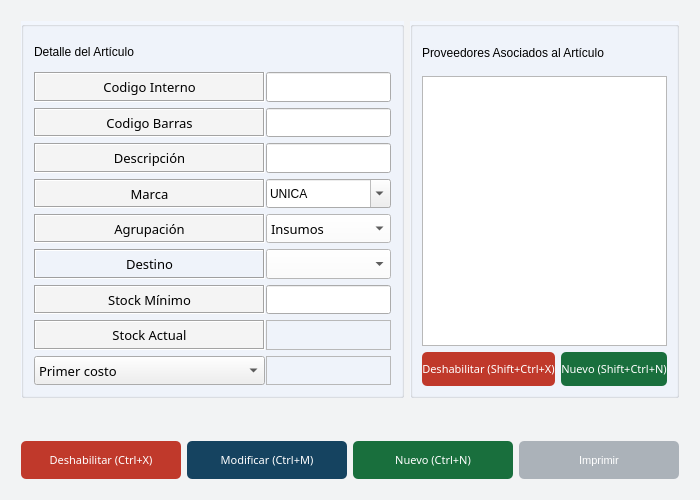
Old version of the form gui/detalles/articulo_detalle.ui in the repository Lonaris/Corupel.
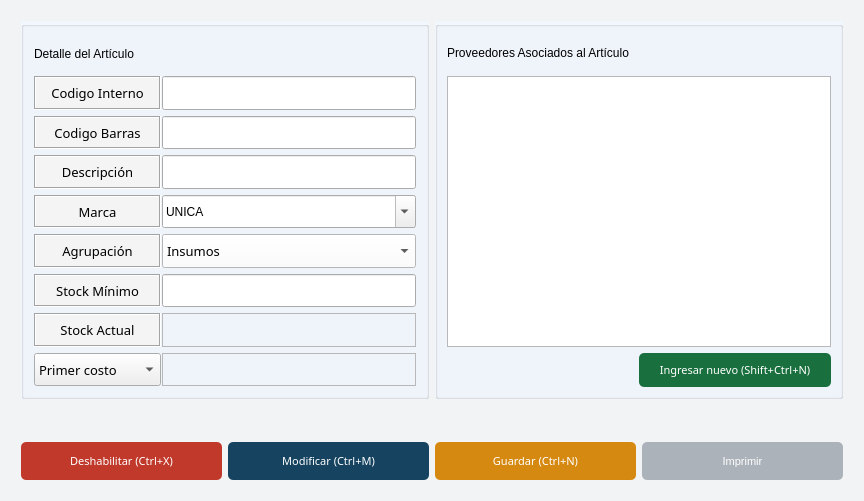
New version of the form. Icons and pictures are not drawn.

Diff of the .ui file:
```diff
--- a/gui/detalles/articulo_detalle.ui
+++ b/gui/detalles/articulo_detalle.ui
@@ -6,8 +6,8 @@
    <rect>
     <x>0</x>
     <y>0</y>
-    <width>700</width>
-    <height>500</height>
+    <width>864</width>
+    <height>501</height>
    </rect>
   </property>
   <property name="sizePolicy">
@@ -453,7 +453,7 @@
       <number>10</number>
      </property>
      <item>
-      <layout class="QHBoxLayout" name="layout_detalles" stretch="60,40">
+      <layout class="QHBoxLayout" name="layout_detalles" stretch="50,50">
        <item>
         <widget class="QGroupBox" name="box_articulo">
          <property name="font">
@@ -478,7 +478,7 @@
          <property name="flat">
           <bool>false</bool>
          </property>
-         <layout class="QGridLayout" name="gl" columnstretch="3,0">
+         <layout class="QGridLayout" name="gl" columnstretch="30,70">
           <property name="leftMargin">
            <number>10</number>
           </property>
@@ -494,41 +494,6 @@
           <property name="horizontalSpacing">
            <number>1</number>
           </property>
-          <item row="5" column="0">
-           <widget class="QLabel" name="label_agrupacion">
-            <property name="sizePolicy">
-             <sizepolicy hsizetype="Expanding" vsizetype="Minimum">
-              <horstretch>0</horstretch>
-              <verstretch>0</verstretch>
-             </sizepolicy>
-            </property>
-            <property name="font">
-             <font>
-              <family>DokChampa</family>
-              <pointsize>10</pointsize>
-              <weight>50</weight>
-              <bold>false</bold>
-             </font>
-            </property>
-            <property name="styleSheet">
-             <string notr="true">#label_agrupacion{
-background-color: #F4F4F4
-}</string>
-            </property>
-            <property name="frameShape">
-             <enum>QFrame::Box</enum>
-            </property>
-            <property name="frameShadow">
-             <enum>QFrame::Sunken</enum>
-            </property>
-            <property name="text">
-             <string>Agrupación</string>
-            </property>
-            <property name="alignment">
-             <set>Qt::AlignCenter</set>
-            </property>
-           </widget>
-          </item>
           <item row="3" column="0">
            <widget class="QLabel" name="label_descripcion">
             <property name="sizePolicy">
@@ -703,7 +668,7 @@
             </property>
            </widget>
           </item>
-          <item row="7" column="0">
+          <item row="6" column="0">
            <widget class="QLabel" name="label_stock_minimo">
             <property name="sizePolicy">
              <sizepolicy hsizetype="Expanding" vsizetype="Minimum">
@@ -806,7 +771,42 @@
             </property>
            </widget>
           </item>
-          <item row="9" column="1">
+          <item row="5" column="0">
+           <widget class="QLabel" name="label_agrupacion">
+            <property name="sizePolicy">
+             <sizepolicy hsizetype="Expanding" vsizetype="Minimum">
+              <horstretch>0</horstretch>
+              <verstretch>0</verstretch>
+             </sizepolicy>
+            </property>
+            <property name="font">
+             <font>
+              <family>DokChampa</family>
+              <pointsize>10</pointsize>
+              <weight>50</weight>
+              <bold>false</bold>
+             </font>
+            </property>
+            <property name="styleSheet">
+             <string notr="true">#label_agrupacion{
+background-color: #F4F4F4
+}</string>
+            </property>
+            <property name="frameShape">
+             <enum>QFrame::Box</enum>
+            </property>
+            <property name="frameShadow">
+             <enum>QFrame::Sunken</enum>
+            </property>
+            <property name="text">
+             <string>Agrupación</string>
+            </property>
+            <property name="alignment">
+             <set>Qt::AlignCenter</set>
+            </property>
+           </widget>
+          </item>
+          <item row="8" column="1">
            <widget class="QLabel" name="comp_costo">
             <property name="sizePolicy">
              <sizepolicy hsizetype="Expanding" vsizetype="Minimum">
@@ -835,7 +835,7 @@
             </property>
            </widget>
           </item>
-          <item row="7" column="1">
+          <item row="6" column="1">
            <widget class="QLineEdit" name="art_stock_minimo">
             <property name="enabled">
              <bool>true</bool>
@@ -868,7 +868,7 @@
             </property>
            </widget>
           </item>
-          <item row="9" column="0">
+          <item row="8" column="0">
            <widget class="QComboBox" name="opcion_costo">
             <property name="sizePolicy">
              <sizepolicy hsizetype="Expanding" vsizetype="Minimum">
@@ -902,6 +902,11 @@
               <string>Ultimo costo</string>
              </property>
             </item>
+            <item>
+             <property name="text">
+              <string>Costo promedio</string>
+             </property>
+            </item>
            </widget>
           </item>
           <item row="4" column="0">
@@ -939,7 +944,7 @@
             </property>
            </widget>
           </item>
-          <item row="8" column="0">
+          <item row="7" column="0">
            <widget class="QLabel" name="label_stock_actual">
             <property name="sizePolicy">
              <sizepolicy hsizetype="Expanding" vsizetype="Minimum">
@@ -974,7 +979,7 @@
             </property>
            </widget>
           </item>
-          <item row="8" column="1">
+          <item row="7" column="1">
            <widget class="QLabel" name="comp_stock_actual">
             <property name="sizePolicy">
              <sizepolicy hsizetype="Expanding" vsizetype="Minimum">
@@ -1042,75 +1047,6 @@
             </item>
            </widget>
           </item>
-          <item row="6" column="0">
-           <widget class="QLabel" name="label_destino">
-            <property name="sizePolicy">
-             <sizepolicy hsizetype="Expanding" vsizetype="Minimum">
-              <horstretch>0</horstretch>
-              <verstretch>0</verstretch>
-             </sizepolicy>
-            </property>
-            <property name="font">
-             <font>
-              <family>DokChampa</family>
-              <pointsize>10</pointsize>
-              <weight>50</weight>
-              <bold>false</bold>
-             </font>
-            </property>
-            <property name="styleSheet">
-             <string notr="true">#label_agrupacion{
-background-color: #F4F4F4
-}</string>
-            </property>
-            <property name="frameShape">
-             <enum>QFrame::Box</enum>
-            </property>
-            <property name="frameShadow">
-             <enum>QFrame::Sunken</enum>
-            </property>
-            <property name="text">
-             <string>Destino</string>
-            </property>
-            <property name="alignment">
-             <set>Qt::AlignCenter</set>
-            </property>
-           </widget>
-          </item>
-          <item row="6" column="1">
-           <widget class="QComboBox" name="art_destino">
-            <property name="sizePolicy">
-             <sizepolicy hsizetype="Expanding" vsizetype="Minimum">
-              <horstretch>0</horstretch>
-              <verstretch>0</verstretch>
-             </sizepolicy>
-            </property>
-            <property name="font">
-             <font>
-              <family>DokChampa</family>
-              <pointsize>10</pointsize>
-              <weight>50</weight>
-              <bold>false</bold>
-             </font>
-            </property>
-            <property name="styleSheet">
-             <string notr="true">#art_destino{
-background-color: #ffffff;
-}</string>
-            </property>
-            <property name="editable">
-             <bool>false</bool>
-            </property>
-            <property name="currentIndex">
-             <number>0</number>
-            </property>
-            <item>
-             <property name="text">
-              <string/>
-             </property>
-            </item>
-           </widget>
-          </item>
          </layout>
         </widget>
        </item>
@@ -1148,465 +1084,17 @@
           <item>
            <layout class="QHBoxLayout" name="layout_prov_botones">
             <item>
-             <widget class="QPushButton" name="btn_deshabilitar_prov">
-              <property name="sizePolicy">
-               <sizepolicy hsizetype="Expanding" vsizetype="Expanding">
-                <horstretch>0</horstretch>
-                <verstretch>0</verstretch>
-               </sizepolicy>
+             <spacer name="horizontalSpacer_2">
+              <property name="orientation">
+               <enum>Qt::Horizontal</enum>
               </property>
-              <property name="palette">
-               <palette>
-                <active>
-                 <colorrole role="WindowText">
-                  <brush brushstyle="SolidPattern">
-                   <color alpha="255">
-                    <red>255</red>
-                    <green>255</green>
-                    <blue>255</blue>
-                   </color>
-                  </brush>
-                 </colorrole>
-                 <colorrole role="Button">
-                  <brush brushstyle="SolidPattern">
-                   <color alpha="255">
-                    <red>192</red>
-                    <green>57</green>
-                    <blue>43</blue>
-                   </color>
-                  </brush>
-                 </colorrole>
-                 <colorrole role="Light">
-                  <brush brushstyle="SolidPattern">
-                   <color alpha="255">
-                    <red>127</red>
-                    <green>255</green>
-                    <blue>191</blue>
-                   </color>
-                  </brush>
-                 </colorrole>
-                 <colorrole role="Midlight">
-                  <brush brushstyle="SolidPattern">
-                   <color alpha="255">
-                    <red>106</red>
-                    <green>212</green>
-                    <blue>159</blue>
-                   </color>
-                  </brush>
-                 </colorrole>
-                 <colorrole role="Dark">
-                  <brush brushstyle="SolidPattern">
-                   <color alpha="255">
-                    <red>42</red>
-                    <green>85</green>
-                    <blue>63</blue>
-                   </color>
-                  </brush>
-                 </colorrole>
-                 <colorrole role="Mid">
-                  <brush brushstyle="SolidPattern">
-                   <color alpha="255">
-                    <red>56</red>
-                    <green>113</green>
-                    <blue>84</blue>
-                   </color>
-                  </brush>
-                 </colorrole>
-                 <colorrole role="Text">
-                  <brush brushstyle="SolidPattern">
-                   <color alpha="255">
-                    <red>255</red>
-                    <green>255</green>
-                    <blue>255</blue>
-                   </color>
-                  </brush>
-                 </colorrole>
-                 <colorrole role="BrightText">
-                  <brush brushstyle="SolidPattern">
-                   <color alpha="255">
-                    <red>255</red>
-                    <green>255</green>
-                    <blue>255</blue>
-                   </color>
-                  </brush>
-                 </colorrole>
-                 <colorrole role="ButtonText">
-                  <brush brushstyle="SolidPattern">
-                   <color alpha="255">
-                    <red>255</red>
-                    <green>255</green>
-                    <blue>255</blue>
-                   </color>
-                  </brush>
-                 </colorrole>
-                 <colorrole role="Base">
-                  <brush brushstyle="SolidPattern">
-                   <color alpha="255">
-                    <red>192</red>
-                    <green>57</green>
-                    <blue>43</blue>
-                   </color>
-                  </brush>
-                 </colorrole>
-                 <colorrole role="Window">
-                  <brush brushstyle="SolidPattern">
-                   <color alpha="255">
-                    <red>192</red>
-                    <green>57</green>
-                    <blue>43</blue>
-                   </color>
-                  </brush>
-                 </colorrole>
-                 <colorrole role="Shadow">
-                  <brush brushstyle="SolidPattern">
-                   <color alpha="255">
-                    <red>0</red>
-                    <green>0</green>
-                    <blue>0</blue>
-                   </color>
-                  </brush>
-                 </colorrole>
-                 <colorrole role="AlternateBase">
-                  <brush brushstyle="SolidPattern">
-                   <color alpha="255">
-                    <red>170</red>
-                    <green>212</green>
-                    <blue>191</blue>
-                   </color>
-                  </brush>
-                 </colorrole>
-                 <colorrole role="ToolTipBase">
-                  <brush brushstyle="SolidPattern">
-                   <color alpha="255">
-                    <red>255</red>
-                    <green>255</green>
-                    <blue>220</blue>
-                   </color>
-                  </brush>
-                 </colorrole>
-                 <colorrole role="ToolTipText">
-                  <brush brushstyle="SolidPattern">
-                   <color alpha="255">
-                    <red>0</red>
-                    <green>0</green>
-                    <blue>0</blue>
-                   </color>
-                  </brush>
-                 </colorrole>
-                </active>
-                <inactive>
-                 <colorrole role="WindowText">
-                  <brush brushstyle="SolidPattern">
-                   <color alpha="255">
-                    <red>255</red>
-                    <green>255</green>
-                    <blue>255</blue>
-                   </color>
-                  </brush>
-                 </colorrole>
-                 <colorrole role="Button">
-                  <brush brushstyle="SolidPattern">
-                   <color alpha="255">
-                    <red>192</red>
-                    <green>57</green>
-                    <blue>43</blue>
-                   </color>
-                  </brush>
-                 </colorrole>
-                 <colorrole role="Light">
-                  <brush brushstyle="SolidPattern">
-                   <color alpha="255">
-                    <red>127</red>
-                    <green>255</green>
-                    <blue>191</blue>
-                   </color>
-                  </brush>
-                 </colorrole>
-                 <colorrole role="Midlight">
-                  <brush brushstyle="SolidPattern">
-                   <color alpha="255">
-                    <red>106</red>
-                    <green>212</green>
-                    <blue>159</blue>
-                   </color>
-                  </brush>
-                 </colorrole>
-                 <colorrole role="Dark">
-                  <brush brushstyle="SolidPattern">
-                   <color alpha="255">
-                    <red>42</red>
-                    <green>85</green>
-                    <blue>63</blue>
-                   </color>
-                  </brush>
-                 </colorrole>
-                 <colorrole role="Mid">
-                  <brush brushstyle="SolidPattern">
-                   <color alpha="255">
-                    <red>56</red>
-                    <green>113</green>
-                    <blue>84</blue>
-                   </color>
-                  </brush>
-                 </colorrole>
-                 <colorrole role="Text">
-                  <brush brushstyle="SolidPattern">
-                   <color alpha="255">
-                    <red>255</red>
-                    <green>255</green>
-                    <blue>255</blue>
-                   </color>
-                  </brush>
-                 </colorrole>
-                 <colorrole role="BrightText">
-                  <brush brushstyle="SolidPattern">
-                   <color alpha="255">
-                    <red>255</red>
-                    <green>255</green>
-                    <blue>255</blue>
-                   </color>
-                  </brush>
-                 </colorrole>
-                 <colorrole role="ButtonText">
-                  <brush brushstyle="SolidPattern">
-                   <color alpha="255">
-                    <red>255</red>
-                    <green>255</green>
-                    <blue>255</blue>
-                   </color>
-                  </brush>
-                 </colorrole>
-                 <colorrole role="Base">
-                  <brush brushstyle="SolidPattern">
-                   <color alpha="255">
-                    <red>192</red>
-                    <green>57</green>
-                    <blue>43</blue>
-                   </color>
-                  </brush>
-                 </colorrole>
-                 <colorrole role="Window">
-                  <brush brushstyle="SolidPattern">
-                   <color alpha="255">
-                    <red>192</red>
-                    <green>57</green>
-                    <blue>43</blue>
-                   </color>
-                  </brush>
-                 </colorrole>
-                 <colorrole role="Shadow">
-                  <brush brushstyle="SolidPattern">
-                   <color alpha="255">
-                    <red>0</red>
-                    <green>0</green>
-                    <blue>0</blue>
-                   </color>
-                  </brush>
-                 </colorrole>
-                 <colorrole role="AlternateBase">
-                  <brush brushstyle="SolidPattern">
-                   <color alpha="255">
-                    <red>170</red>
-                    <green>212</green>
-                    <blue>191</blue>
-                   </color>
-                  </brush>
-                 </colorrole>
-                 <colorrole role="ToolTipBase">
-                  <brush brushstyle="SolidPattern">
-                   <color alpha="255">
-                    <red>255</red>
-                    <green>255</green>
-                    <blue>220</blue>
-                   </color>
-                  </brush>
-                 </colorrole>
-                 <colorrole role="ToolTipText">
-                  <brush brushstyle="SolidPattern">
-                   <color alpha="255">
-                    <red>0</red>
-                    <green>0</green>
-                    <blue>0</blue>
-                   </color>
-                  </brush>
-                 </colorrole>
-                </inactive>
-                <disabled>
-                 <colorrole role="WindowText">
-                  <brush brushstyle="SolidPattern">
-                   <color alpha="255">
-                    <red>255</red>
-                    <green>255</green>
-                    <blue>255</blue>
-                   </color>
-                  </brush>
-                 </colorrole>
-                 <colorrole role="Button">
-                  <brush brushstyle="SolidPattern">
-                   <color alpha="255">
-                    <red>192</red>
-                    <green>57</green>
-                    <blue>43</blue>
-                   </color>
-                  </brush>
-                 </colorrole>
-                 <colorrole role="Light">
-                  <brush brushstyle="SolidPattern">
-                   <color alpha="255">
-                    <red>127</red>
-                    <green>255</green>
-                    <blue>191</blue>
-                   </color>
-                  </brush>
-                 </colorrole>
-                 <colorrole role="Midlight">
-                  <brush brushstyle="SolidPattern">
-                   <color alpha="255">
-                    <red>106</red>
-                    <green>212</green>
-                    <blue>159</blue>
-                   </color>
-                  </brush>
-                 </colorrole>
-                 <colorrole role="Dark">
-                  <brush brushstyle="SolidPattern">
-                   <color alpha="255">
-                    <red>42</red>
-                    <green>85</green>
-                    <blue>63</blue>
-                   </color>
-                  </brush>
-                 </colorrole>
-                 <colorrole role="Mid">
-                  <brush brushstyle="SolidPattern">
-                   <color alpha="255">
-                    <red>56</red>
-                    <green>113</green>
-                    <blue>84</blue>
-                   </color>
-                  </brush>
-                 </colorrole>
-                 <colorrole role="Text">
-                  <brush brushstyle="SolidPattern">
-                   <color alpha="255">
-                    <red>255</red>
-                    <green>255</green>
-                    <blue>255</blue>
-                   </color>
-                  </brush>
-                 </colorrole>
-                 <colorrole role="BrightText">
-                  <brush brushstyle="SolidPattern">
-                   <color alpha="255">
-                    <red>255</red>
-                    <green>255</green>
-                    <blue>255</blue>
-                   </color>
-                  </brush>
-                 </colorrole>
-                 <colorrole role="ButtonText">
-                  <brush brushstyle="SolidPattern">
-                   <color alpha="255">
-                    <red>255</red>
-                    <green>255</green>
-                    <blue>255</blue>
-                   </color>
-                  </brush>
-                 </colorrole>
-                 <colorrole role="Base">
-                  <brush brushstyle="SolidPattern">
-                   <color alpha="255">
-                    <red>192</red>
-                    <green>57</green>
-                    <blue>43</blue>
-                   </color>
-                  </brush>
-                 </colorrole>
-                 <colorrole role="Window">
-                  <brush brushstyle="SolidPattern">
-                   <color alpha="255">
-                    <red>192</red>
-                    <green>57</green>
-                    <blue>43</blue>
-                   </color>
-                  </brush>
-                 </colorrole>
-                 <colorrole role="Shadow">
-                  <brush brushstyle="SolidPattern">
-                   <color alpha="255">
-                    <red>0</red>
-                    <green>0</green>
-                    <blue>0</blue>
-                   </color>
-                  </brush>
-                 </colorrole>
-                 <colorrole role="AlternateBase">
-                  <brush brushstyle="SolidPattern">
-                   <color alpha="255">
-                    <red>85</red>
-                    <green>170</green>
-                    <blue>127</blue>
-                   </color>
-                  </brush>
-                 </colorrole>
-                 <colorrole role="ToolTipBase">
-                  <brush brushstyle="SolidPattern">
-                   <color alpha="255">
-                    <red>255</red>
-                    <green>255</green>
-                    <blue>220</blue>
-                   </color>
-                  </brush>
-                 </colorrole>
-                 <colorrole role="ToolTipText">
-                  <brush brushstyle="SolidPattern">
-                   <color alpha="255">
-                    <red>0</red>
-                    <green>0</green>
-                    <blue>0</blue>
-                   </color>
-                  </brush>
-                 </colorrole>
-                </disabled>
-               </palette>
-              </property>
-              <property name="font">
-               <font>
-                <family>Ariall</family>
-                <pointsize>-1</pointsize>
-               </font>
-              </property>
-              <property name="styleSheet">
-               <string notr="true">#btn_deshabilitar_prov{
-	background-color: #C0392B ;
-	color: #ffffff;
-	font-family: 'Ariall';
-	font-size: 11px;
-	border-radius: 5px;
-	}
-
-#btn_deshabilitar_prov:hover{
-	background-color: #D0493B;
-	}
-</string>
-              </property>
-              <property name="text">
-               <string>Deshabilitar (Shift+Ctrl+X)</string>
-              </property>
-              <property name="icon">
-               <iconset>
-                <normaloff>../ico/remove_from_database.ico</normaloff>../ico/remove_from_database.ico</iconset>
-              </property>
-              <property name="iconSize">
+              <property name="sizeHint" stdset="0">
                <size>
                 <width>40</width>
-                <height>40</height>
+                <height>20</height>
                </size>
               </property>
-              <property name="shortcut">
-               <string>Ctrl+Shift+X</string>
-              </property>
-             </widget>
+             </spacer>
             </item>
             <item>
              <widget class="QPushButton" name="btn_nuevo_prov">
@@ -1639,7 +1127,7 @@
 </string>
               </property>
               <property name="text">
-               <string>Nuevo (Shift+Ctrl+N)</string>
+               <string>Ingresar nuevo (Shift+Ctrl+N)</string>
               </property>
               <property name="icon">
                <iconset>
@@ -1651,9 +1139,6 @@
                 <height>40</height>
                </size>
               </property>
-              <property name="shortcut">
-               <string>Ctrl+Shift+N</string>
-              </property>
              </widget>
             </item>
            </layout>
@@ -2117,7 +1602,7 @@
 	}
 
 #btn_deshabilitar:hover{
-	background-color: #D0493B;
+	background-color: #DF013A;
 	}
 </string>
          </property>
@@ -2208,7 +1693,7 @@
           <string notr="true">/*Estilos para el botón*/
 
 #btn_nuevo{
-	background-color: #196F3D;
+	background-color: #D68910  ;
 	color: #ffffff;
 	font-family: 'Ariall';
 	font-size: 11px;
@@ -2216,16 +1701,16 @@
 	}
 
 #btn_nuevo:hover{
-	background-color: #04B431;
+	background-color: #F1C40F ;
 	}
 </string>
          </property>
          <property name="text">
-          <string>Nuevo (Ctrl+N)</string>
+          <string>Guardar (Ctrl+N)</string>
          </property>
          <property name="icon">
           <iconset>
-           <normaloff>../ico/edit.ico</normaloff>../ico/edit.ico</iconset>
+           <normaloff>../ico/save.ico</normaloff>../ico/save.ico</iconset>
          </property>
          <property name="iconSize">
           <size>
```
Left out of the diff: 2 changed lines with no effect on the pictures.
